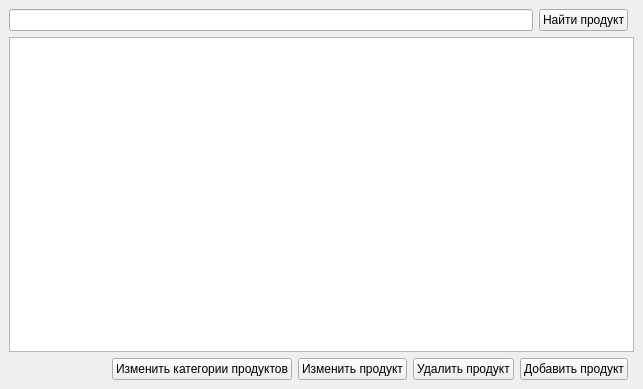
Git-I985/ap, file ui/products.ui: the form before one commit.
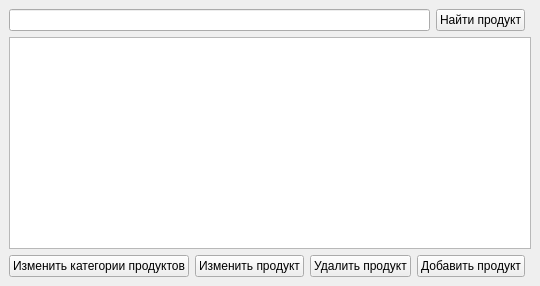
The form after the commit.

```diff
--- a/ui/products.ui
+++ b/ui/products.ui
@@ -6,8 +6,8 @@
    <rect>
     <x>0</x>
     <y>0</y>
-    <width>643</width>
-    <height>389</height>
+    <width>526</width>
+    <height>286</height>
    </rect>
   </property>
   <property name="sizePolicy">
```
Left out of the diff: 2 changed lines with no effect on the pictures.
